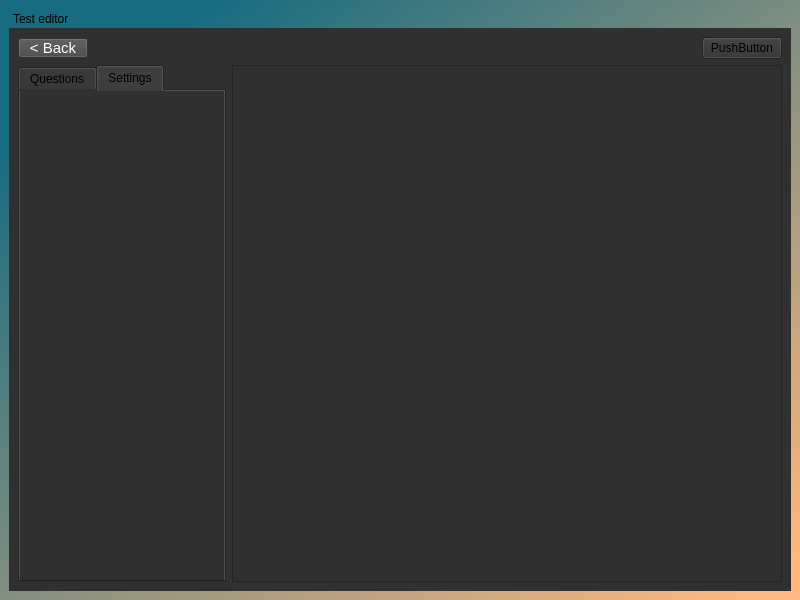
NeoMCHS/testing-app, file Logic/UI/applicationUi.ui: the form before one commit.
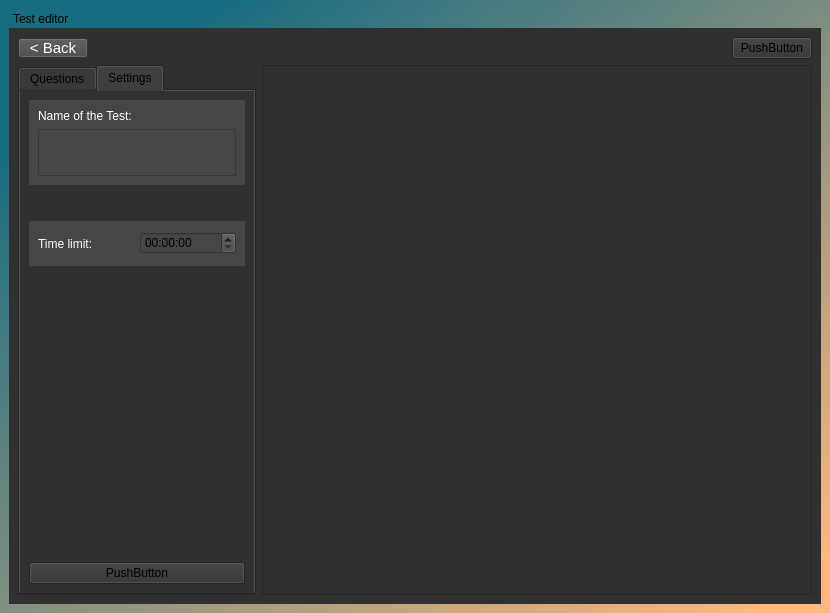
The form after the commit. The open tabs and pages were chosen to show the change.

Commit message: Implemented test to json conversion

The edit to the form file:
```diff
--- a/Logic/UI/applicationUi.ui
+++ b/Logic/UI/applicationUi.ui
@@ -6,8 +6,8 @@
    <rect>
     <x>0</x>
     <y>0</y>
-    <width>800</width>
-    <height>600</height>
+    <width>830</width>
+    <height>613</height>
    </rect>
   </property>
   <property name="sizePolicy">
@@ -222,6 +222,151 @@
            <attribute name="title">
             <string>Settings</string>
            </attribute>
+           <layout class="QVBoxLayout" name="verticalLayout_2">
+            <item>
+             <widget class="QWidget" name="widget_2" native="true">
+              <property name="sizePolicy">
+               <sizepolicy hsizetype="Preferred" vsizetype="Preferred">
+                <horstretch>0</horstretch>
+                <verstretch>0</verstretch>
+               </sizepolicy>
+              </property>
+              <property name="minimumSize">
+               <size>
+                <width>1</width>
+                <height>50</height>
+               </size>
+              </property>
+              <property name="maximumSize">
+               <size>
+                <width>16777215</width>
+                <height>85</height>
+               </size>
+              </property>
+              <property name="sizeIncrement">
+               <size>
+                <width>0</width>
+                <height>0</height>
+               </size>
+              </property>
+              <property name="styleSheet">
+               <string notr="true">
+background-color: rgb(70, 70, 70);</string>
+              </property>
+              <layout class="QVBoxLayout" name="verticalLayout_3">
+               <item>
+                <widget class="QLabel" name="label">
+                 <property name="styleSheet">
+                  <string notr="true">color: rgb(255, 255, 255);</string>
+                 </property>
+                 <property name="text">
+                  <string>Name of the Test:</string>
+                 </property>
+                </widget>
+               </item>
+               <item>
+                <widget class="QTextEdit" name="test_name">
+                 <property name="font">
+                  <font>
+                   <pointsize>10</pointsize>
+                  </font>
+                 </property>
+                 <property name="html">
+                  <string>&lt;!DOCTYPE HTML PUBLIC &quot;-//W3C//DTD HTML 4.0//EN&quot; &quot;http://www.w3.org/TR/REC-html40/strict.dtd&quot;&gt;
+&lt;html&gt;&lt;head&gt;&lt;meta name=&quot;qrichtext&quot; content=&quot;1&quot; /&gt;&lt;style type=&quot;text/css&quot;&gt;
+p, li { white-space: pre-wrap; }
+&lt;/style&gt;&lt;/head&gt;&lt;body style=&quot; font-family:'.AppleSystemUIFont'; font-size:10pt; font-weight:400; font-style:normal;&quot;&gt;
+&lt;p style=&quot;-qt-paragraph-type:empty; margin-top:0px; margin-bottom:0px; margin-left:0px; margin-right:0px; -qt-block-indent:0; text-indent:0px; font-size:12pt;&quot;&gt;&lt;br /&gt;&lt;/p&gt;&lt;/body&gt;&lt;/html&gt;</string>
+                 </property>
+                </widget>
+               </item>
+              </layout>
+             </widget>
+            </item>
+            <item>
+             <spacer name="verticalSpacer_3">
+              <property name="orientation">
+               <enum>Qt::Vertical</enum>
+              </property>
+              <property name="sizeType">
+               <enum>QSizePolicy::Minimum</enum>
+              </property>
+              <property name="sizeHint" stdset="0">
+               <size>
+                <width>20</width>
+                <height>30</height>
+               </size>
+              </property>
+             </spacer>
+            </item>
+            <item>
+             <widget class="QWidget" name="widget_3" native="true">
+              <property name="minimumSize">
+               <size>
+                <width>0</width>
+                <height>45</height>
+               </size>
+              </property>
+              <property name="maximumSize">
+               <size>
+                <width>16777215</width>
+                <height>45</height>
+               </size>
+              </property>
+              <property name="styleSheet">
+               <string notr="true">background-color: rgb(70, 70, 70);</string>
+              </property>
+              <layout class="QHBoxLayout" name="time_limit_layout">
+               <item>
+                <widget class="QLabel" name="label_2">
+                 <property name="minimumSize">
+                  <size>
+                   <width>40</width>
+                   <height>0</height>
+                  </size>
+                 </property>
+                 <property name="styleSheet">
+                  <string notr="true">color: rgb(255, 255, 255);</string>
+                 </property>
+                 <property name="text">
+                  <string>Time limit:</string>
+                 </property>
+                </widget>
+               </item>
+               <item>
+                <widget class="QTimeEdit" name="timeEdit">
+                 <property name="minimumSize">
+                  <size>
+                   <width>70</width>
+                   <height>0</height>
+                  </size>
+                 </property>
+                </widget>
+               </item>
+              </layout>
+             </widget>
+            </item>
+            <item>
+             <spacer name="verticalSpacer_4">
+              <property name="orientation">
+               <enum>Qt::Vertical</enum>
+              </property>
+              <property name="sizeHint" stdset="0">
+               <size>
+                <width>20</width>
+                <height>40</height>
+               </size>
+              </property>
+             </spacer>
+            </item>
+            <item>
+             <widget class="QPushButton" name="pushButton_4">
+              <property name="text">
+               <string>PushButton</string>
+              </property>
+             </widget>
+            </item>
+           </layout>
           </widget>
          </widget>
         </item>
@@ -242,7 +387,7 @@
              <x>0</x>
              <y>0</y>
              <width>548</width>
-             <height>480</height>
+             <height>493</height>
             </rect>
            </property>
            <layout class="QVBoxLayout" name="verticalLayout">
```
Left out of the diff: 35 changed lines with no effect on the pictures. The commit also changes 12 other files.
